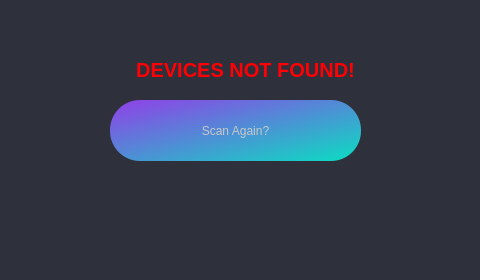
ozzysp/AlphaCopy, file src/screen_ui/mainwindow2.ui: the form before one commit.
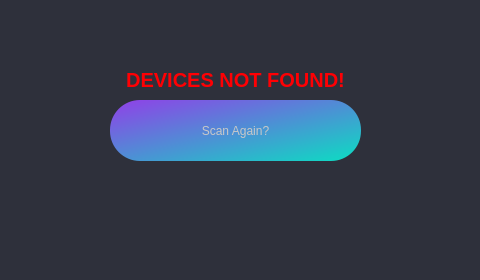
The form after the commit. The open tabs and pages were chosen to show the change.

Commit message: Minor fixes in mainwindow2 by @ozzysp

Patch:
```diff
--- a/src/screen_ui/mainwindow2.ui
+++ b/src/screen_ui/mainwindow2.ui
@@ -158,8 +158,8 @@
         <property name="geometry">
          <rect>
           <x>70</x>
-          <y>50</y>
-          <width>351</width>
+          <y>60</y>
+          <width>331</width>
           <height>41</height>
          </rect>
         </property>
```
Left out of the diff: 20 changed lines with no effect on the pictures.
